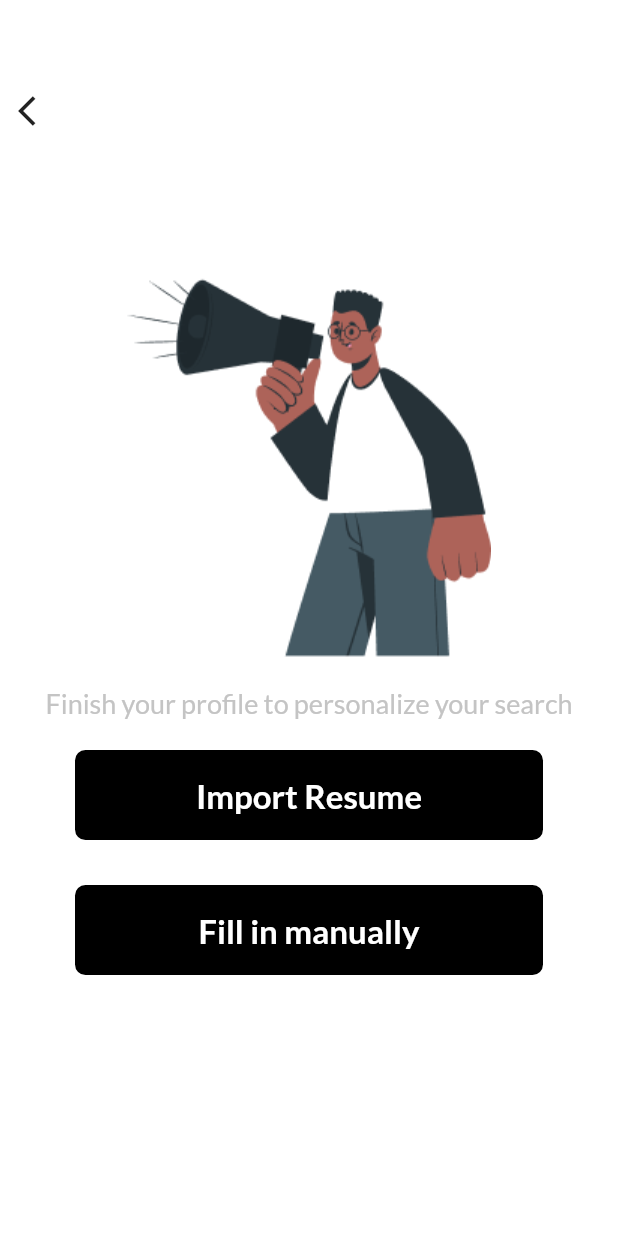
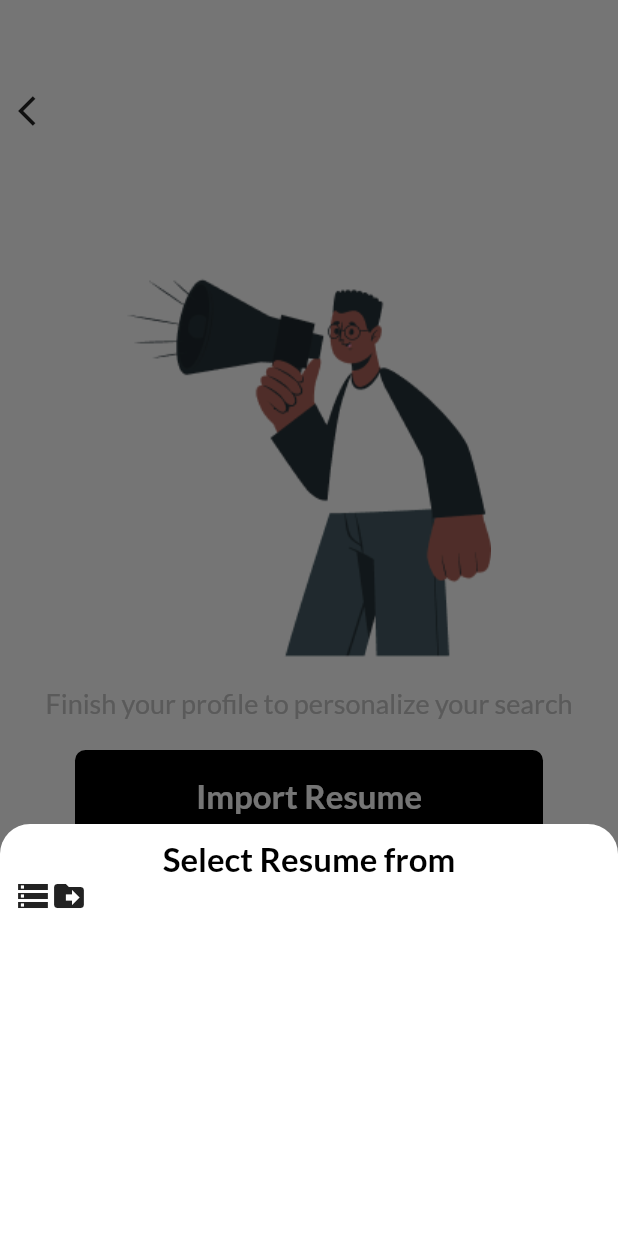
Before and after one commit to AnthonyAniobi/EmployMobileApplication, a Flutter app: the ImportResume screen opened directly, after a tap on "Import Resume", on a phone screen of 412 x 824 dp. Run offline on Flutter 3.47's test engine with Material 2 defaults, Android fonts, the phone set to English and light mode, and no system bars; our stand-ins replace page_transition, smooth_page_indicator; missing offline and left inert: dart:ffi.

Commit message:
resume import modal

```diff
--- a/lib/screens/import_resume/import_resume.dart
+++ b/lib/screens/import_resume/import_resume.dart
@@ -4,7 +4,9 @@ import 'package:employ/constants/custom_colors.dart';
 import 'package:employ/constants/custom_fonts.dart';
 import 'package:employ/constants/custom_images.dart';
 import 'package:employ/screens/import_resume/widgets/logout_dialog.dart';
+import 'package:employ/screens/import_resume/widgets/resume_import_modal.dart';
 import 'package:employ/screens/select_user_type.dart';
+import 'package:employ/screens/user_profile/profile_info.dart';
 import 'package:employ/widgets/custom_buttons.dart';
 import 'package:flutter/material.dart';
 import 'package:page_transition/page_transition.dart';
@@ -30,6 +32,24 @@ class ImportResume extends StatelessWidget {
     }
   }
 
+  void _importResume(BuildContext context) {
+    showModalBottomSheet(
+        backgroundColor: Colors.transparent,
+        context: context,
+        builder: (context) {
+          return ResumeImportModal();
+        });
+  }
+
+  void _fillManually(BuildContext context) {
+    Navigator.push(
+        context,
+        PageTransition(
+          type: PageTransitionType.fade,
+          child: ProfilePage(),
+        ));
+  }
+
   @override
   Widget build(BuildContext context) {
     return Scaffold(
@@ -51,9 +71,17 @@ class ImportResume extends StatelessWidget {
           const SizedBox(height: 20),
           CFont.secondary('Finish your profile to personalize your search'),
           const SizedBox(height: 20),
-          CButton.primary(text: 'Import Resume', onPressed: () {}),
+          CButton.primary(
+              text: 'Import Resume',
+              onPressed: () {
+                _importResume(context);
+              }),
           const SizedBox(height: 30),
-          CButton.primary(text: 'Fill in manually', onPressed: () {}),
+          CButton.primary(
+              text: 'Fill in manually',
+              onPressed: () {
+                _fillManually(context);
+              }),
           const Spacer(flex: 2),
         ],
       ),
--- /dev/null
+++ b/lib/screens/import_resume/widgets/resume_import_modal.dart
@@ -0,0 +1,26 @@
+import 'package:employ/constants/custom_colors.dart';
+import 'package:employ/constants/custom_fonts.dart';
+import 'package:flutter/material.dart';
+
+class ResumeImportModal extends StatelessWidget {
+  const ResumeImportModal({Key? key}) : super(key: key);
+
+  @override
+  Widget build(BuildContext context) {
+    return Container(
+      height: MediaQuery.of(context).size.width / 1.5,
+      padding: const EdgeInsets.all(10),
+      decoration: BoxDecoration(
+          color: CColor.white,
+          borderRadius: BorderRadius.vertical(top: Radius.circular(20))),
+      child: Column(
+        children: [
+          CFont.primary('Select Resume from'),
+          Row(
+            children: [Icon(Icons.storage), Icon(Icons.drive_file_move)],
+          )
+        ],
+      ),
+    );
+  }
+}
```
